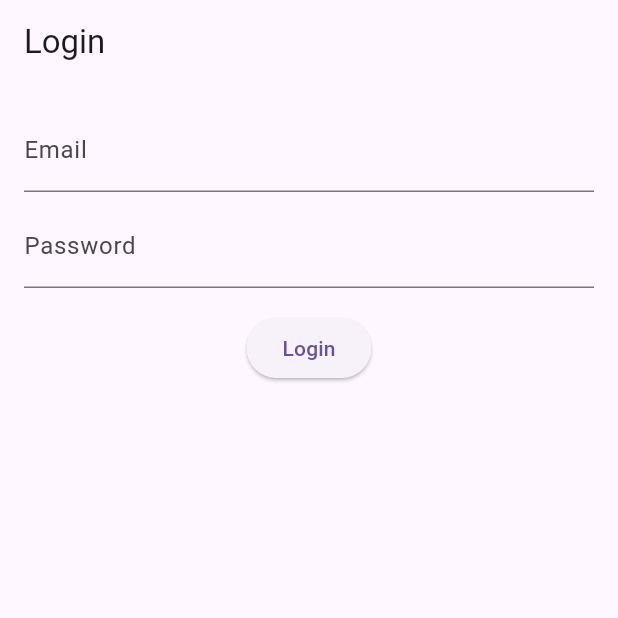
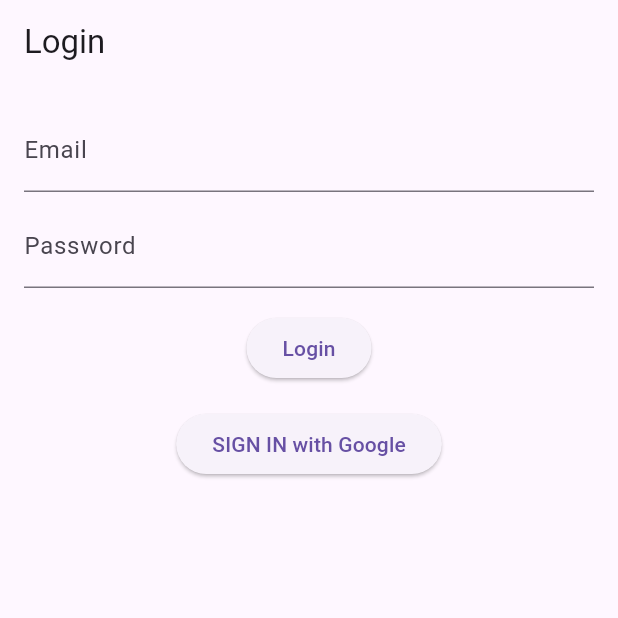
Before and after one commit to BParadowski/chatrooms, a Flutter app: the screen it shows after launch, on a phone screen of 412 x 824 dp, the top half of it. Run offline on Flutter 3.47's test engine with Material 3 defaults, Android fonts, the light colour scheme and no system bars; our stand-ins replace bloc, dio, flutter_bloc, flutter_secure_storage, google_sign_in; missing offline and left inert: google_sign_in_web.

Commit message:
implement sign in with google

```diff
--- a/frontend/lib/features/auth/presentation/login_screen.dart
+++ b/frontend/lib/features/auth/presentation/login_screen.dart
@@ -1,6 +1,7 @@
 import 'package:flutter/material.dart';
 import 'package:flutter_bloc/flutter_bloc.dart';
 import 'package:frontend/features/auth/bloc/auth_bloc.dart';
+import 'package:frontend/features/auth/presentation/sign_in_with_google/sign_in.dart';
 import 'package:frontend/features/auth/repository/auth_credentials.dart';
 import 'package:frontend/features/auth/bloc/auth_event.dart';
 import 'package:frontend/features/auth/bloc/auth_state.dart';
@@ -96,6 +97,7 @@ class _LoginPageState extends State<LoginPage> {
                     state.message,
                     style: TextStyle(color: Colors.redAccent),
                   ),
+                SignInWithGoogleButton(),
               ],
             ),
           );
--- /dev/null
+++ b/frontend/lib/features/auth/presentation/sign_in_with_google/sign_in.dart
@@ -0,0 +1,70 @@
+import 'package:flutter/foundation.dart';
+import 'package:flutter/material.dart';
+import 'package:flutter_bloc/flutter_bloc.dart';
+import 'package:frontend/features/auth/bloc/auth_bloc.dart';
+import 'package:frontend/features/auth/bloc/auth_event.dart';
+import 'package:frontend/features/auth/presentation/sign_in_with_google/sign_in_button/button.dart';
+import 'package:frontend/features/auth/repository/auth_credentials.dart';
+import 'package:google_sign_in/google_sign_in.dart';
+
+const List<String> scopes = <String>['email'];
+
+final GoogleSignIn _googleSignIn = GoogleSignIn(
+  clientId:
+      '991691263110-3nt4o45nokgkq5lh9d1rp5j0dbn63ov1.apps.googleusercontent.com',
+  scopes: scopes,
+);
+
+class SignInWithGoogleButton extends StatefulWidget {
+  const SignInWithGoogleButton({super.key});
+
+  @override
+  State<SignInWithGoogleButton> createState() => _SignInWithGoogleButtonState();
+}
+
+class _SignInWithGoogleButtonState extends State<SignInWithGoogleButton> {
+  @override
+  void initState() {
+    super.initState();
+
+    _googleSignIn.onCurrentUserChanged.listen((
+      GoogleSignInAccount? account,
+    ) async {
+      print("Google user changed => running the listener");
+      print(account);
+      if (account == null) return;
+
+      // bool isAuthorized = true;
+      // if (kIsWeb) {
+      //   isAuthorized = await _googleSignIn.canAccessScopes(scopes);
+
+      // }
+
+      // if (!isAuthorized) return;
+
+      final auth = await account.authentication;
+      final idToken = auth.idToken;
+
+      if (idToken == null || !mounted) return;
+
+      context.read<AuthBloc>().add(
+        AuthLoginInitiated(
+          OAuthCredentials(provider: 'google', idToken: idToken),
+        ),
+      );
+    });
+  }
+
+  Future<void> _handleSignIn() async {
+    try {
+      await _googleSignIn.signIn();
+    } catch (error) {
+      debugPrint('Google sign-in error: $error');
+    }
+  }
+
+  @override
+  Widget build(BuildContext context) {
+    return buildSignInButton(onPressed: _handleSignIn);
+  }
+}
--- /dev/null
+++ b/frontend/lib/features/auth/presentation/sign_in_with_google/sign_in_button/button.dart
@@ -0,0 +1,3 @@
+export 'stub.dart'
+    if (dart.library.js_util) 'web.dart'
+    if (dart.library.io) 'mobile.dart';
--- /dev/null
+++ b/frontend/lib/features/auth/presentation/sign_in_with_google/sign_in_button/mobile.dart
@@ -0,0 +1,10 @@
+import 'package:flutter/material.dart';
+
+import 'stub.dart';
+
+Widget buildSignInButton({HandleSignInFn? onPressed}) {
+  return ElevatedButton(
+    onPressed: onPressed,
+    child: const Text('SIGN IN with Google'),
+  );
+}
```
Also changed, not shown: frontend/lib/features/auth/presentation/sign_in_with_google/sign_in_button/stub.dart (added, +8 -0 lines), frontend/lib/features/auth/presentation/sign_in_with_google/sign_in_button/web.dart (added, +12 -0 lines).
